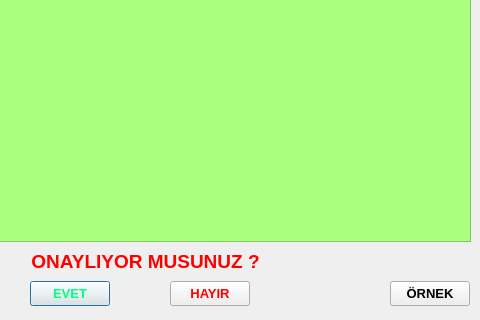
Qt form analyzedialog.ui (alikanarya/JTW) before a commit; both pictures show x 190 to 670 and y 209 to 529 of the 670 by 529 pixel window.
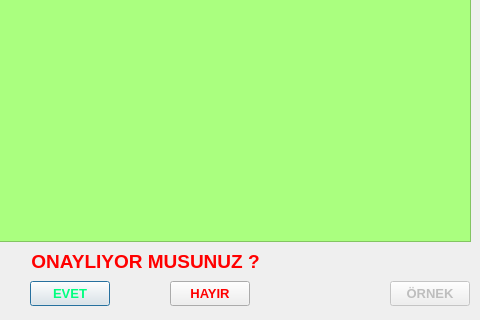
The same form after that commit. Icons and pictures are not drawn.

What changed in the file:
```diff
--- a/analyzedialog.ui
+++ b/analyzedialog.ui
@@ -150,6 +150,9 @@
    </property>
   </widget>
   <widget class="QPushButton" name="cancelButton_2">
+   <property name="enabled">
+    <bool>false</bool>
+   </property>
    <property name="geometry">
     <rect>
      <x>580</x>
```
